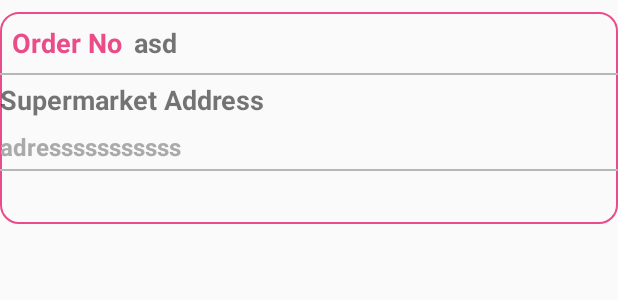
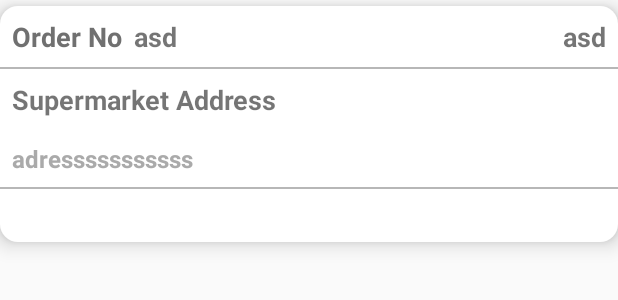
Before and after one commit to EsraaGK/bago, an Android app: the layout order_item.xml on its own in the app's theme, with its tools: preview values and no code run, on a phone screen of 412 x 824 dp. Shown: the top 300 px of the screen. Run offline under Robolectric (Android 15) with nearby library versions, the phone set to English and light mode, and no system bars.

Commit message:
Refaat Changes

```diff
--- a/app/src/main/res/layout/order_item.xml
+++ b/app/src/main/res/layout/order_item.xml
@@ -9,16 +9,17 @@
         <variable
                 name="viewModel"
                 type="com.iti.bago.tabbarActivity.profile.orders.OrdersFragmentViewModel"/>
+    </data>
 
-    </data>
     <android.support.constraint.ConstraintLayout
             android:layout_width="match_parent"
             android:layout_height="wrap_content"
             android:onClick="@{(v)->viewModel.showOrder(v ,order_obj )}"
-            android:background="@drawable/boarder_line"
-            android:layout_marginVertical="8dp"
+            android:background="@drawable/layout_bgw"
+            android:elevation="8dp"
+            android:layout_marginVertical="4dp"
             tools:context=".OrdersActivity"
-  >
+    >
 
 
         <TextView
@@ -29,7 +30,7 @@
                 android:text="Order No"
                 android:textSize="18sp"
                 android:textStyle="bold"
-                android:textColor="@color/pink"
+                android:textColor="@color/headerscolor"
                 app:layout_constraintLeft_toLeftOf="parent"
                 app:layout_constraintTop_toTopOf="parent"
                 app:layout_constraintBottom_toTopOf="@id/view1"
@@ -49,6 +50,20 @@
                 android:layout_marginLeft="8dp"
                 tools:text="asd"/>
 
+        <TextView
+                android:layout_margin="8dp"
+                android:id="@+id/total_price_number"
+                android:layout_width="wrap_content"
+                android:layout_height="wrap_content"
+                android:text="@{`Total price :`+order_obj.total_price}"
+                android:textSize="18sp"
+                android:textStyle="bold"
+                app:layout_constraintRight_toRightOf="parent"
+                app:layout_constraintBottom_toTopOf="@id/view1"
+                app:layout_constraintTop_toTopOf="parent"
+                android:layout_marginLeft="8dp"
+                tools:text="asd"/>
+
         <View
                 android:id="@+id/view1"
                 android:layout_width="match_parent"
@@ -56,10 +71,10 @@
                 app:layout_constraintTop_toBottomOf="@id/order_no_lable"
                 app:layout_constraintBottom_toTopOf="@id/address_lable"
                 android:background="@color/secondry"
-        android:paddingHorizontal="12dp"/>
+                android:paddingHorizontal="12dp"/>
 
         <TextView
-                android:layout_marginVertical="4dp"
+                android:layout_margin="8dp"
                 android:id="@+id/address_lable"
                 android:layout_width="match_parent"
                 android:layout_height="wrap_content"
@@ -70,7 +85,7 @@
                 android:text="Supermarket Address"/>
 
         <TextView
-                android:layout_marginVertical="4dp"
+                android:layout_margin="8dp"
                 android:id="@+id/address_txt"
                 android:layout_width="match_parent"
                 android:layout_height="wrap_content"
@@ -86,7 +101,6 @@
                 android:id="@+id/view2"
                 android:layout_width="match_parent"
                 android:layout_height="1dp"
-
                 app:layout_constraintTop_toBottomOf="@id/address_txt"
                 app:layout_constraintBottom_toTopOf="@id/status_txt"
                 android:background="@color/secondry"
@@ -96,12 +110,14 @@
         <TextView
                 android:layout_margin="8dp"
                 android:id="@+id/status_txt"
-                android:layout_width="match_parent"
+                android:layout_width="wrap_content"
                 android:layout_height="wrap_content"
                 android:text="@{order_obj.order_status}"
-                android:textColor="@android:color/darker_gray"
+                android:textColor="@color/pink"
                 android:textSize="14sp"
                 android:textStyle="bold"
+                app:layout_constraintRight_toRightOf="parent"
+                app:layout_constraintLeft_toLeftOf="parent"
                 app:layout_constraintTop_toBottomOf="@id/view2"
                 app:layout_constraintBottom_toBottomOf="parent"/>
 
--- a/app/src/main/res/layout/orders_fragment.xml
+++ b/app/src/main/res/layout/orders_fragment.xml
@@ -16,7 +16,7 @@
                 android:id="@+id/myOrdersRecyclerview"
                 android:layout_width="0dp"
                 android:layout_height="0dp"
-                android:padding="6dp"
+                android:padding="8dp"
                 android:clipToPadding="false"
                 app:layout_constraintTop_toTopOf="parent"
                 app:layout_constraintLeft_toLeftOf="parent"
```
Also changed, not shown: app/src/main/java/com/iti/bago/MyFirebaseMessagingService.kt (+23 -45 lines), app/src/main/java/com/iti/bago/signup_login/LogInActivity.kt (+7 -17 lines), app/src/main/java/com/iti/bago/signup_login/LogInFragment.kt (+8 -9 lines), app/src/main/java/com/iti/bago/signup_login/LogInFragment_ViewModel.kt (+16 -19 lines), app/src/main/java/com/iti/bago/signup_login/onboarding/OnBoardingActivityView.kt (+22 -4 lines), app/src/main/java/com/iti/bago/tabbarActivity/TabbarActivity.kt (+31 -6 lines), app/src/main/java/com/iti/bago/tabbarActivity/settings/SettingsFragment.kt (+28 -12 lines), app/src/main/res/layout/activity_on_boarding_view.xml (deleted, +0 -10 lines), app/src/main/res/layout/orderdetails_fragment.xml (+1 -18 lines).
